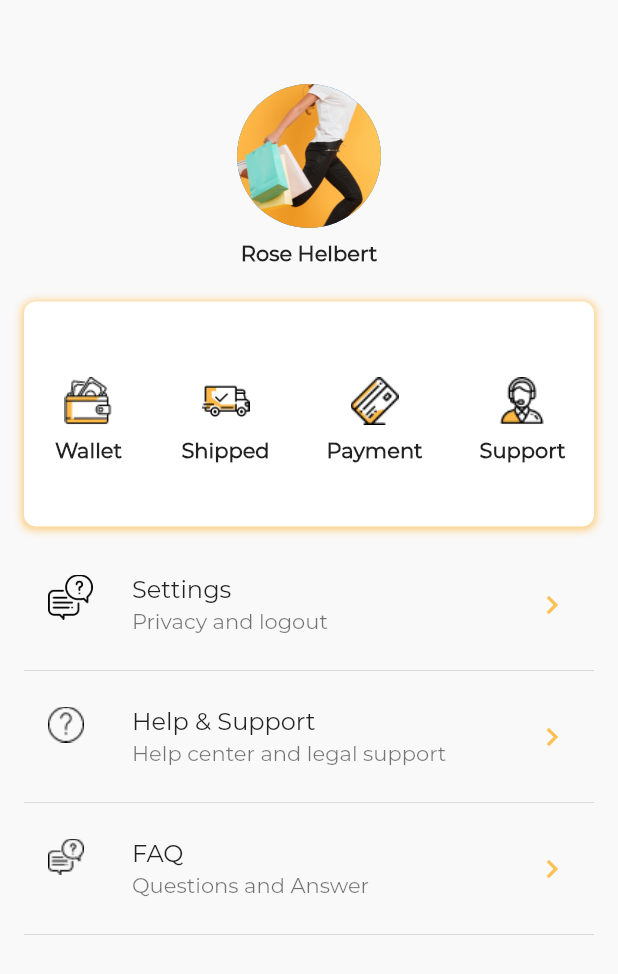
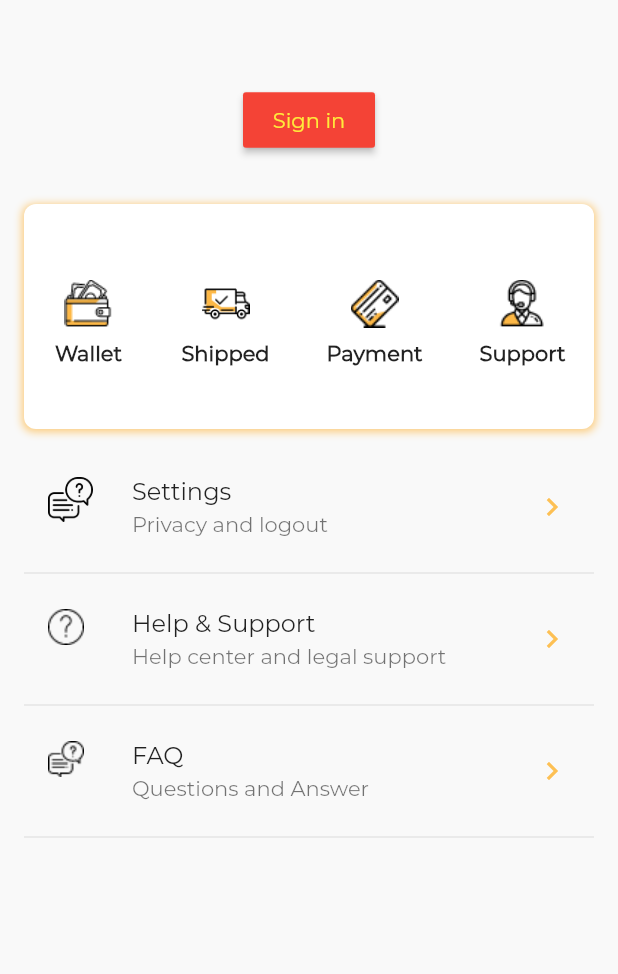
Before and after one commit to tiennv597/jalo_mobile, a Flutter app: the ProfilePage screen opened directly, on a phone screen of 412 x 824 dp. Shown: the top 974 px of the screen. Run offline on Flutter 3.47's test engine with Material 2 defaults, Android fonts, the phone set to English and light mode, and no system bars; our stand-ins replace country_code_picker, flutter_rating_bar, flutter_svg, flutter_swiper, numberpicker, pin_code_text_field and 1 more; missing offline and left inert: flutter_auth_buttons, flutter_page_indicator, rubber; accounts and stored records are empty.

```diff
--- a/lib/screens/intro_page.dart
+++ b/lib/screens/intro_page.dart
@@ -140,7 +140,7 @@ class _IntroPageState extends State<IntroPage> {
                           decoration: BoxDecoration(
                               shape: BoxShape.circle,
                               border: Border.all(color: Colors.black, width: 2),
-                              color: pageIndex == 0 ? yellow : Colors.white),
+                              color: pageIndex == 0 ? blueTypeOne : Colors.white),
                         ),
                         Container(
                           margin: EdgeInsets.all(8.0),
@@ -149,7 +149,7 @@ class _IntroPageState extends State<IntroPage> {
                           decoration: BoxDecoration(
                               shape: BoxShape.circle,
                               border: Border.all(color: Colors.black, width: 2),
-                              color: pageIndex == 1 ? yellow : Colors.white),
+                              color: pageIndex == 1 ? blueTypeOne : Colors.white),
                         ),
                         Container(
                           margin: EdgeInsets.all(8.0),
@@ -158,7 +158,7 @@ class _IntroPageState extends State<IntroPage> {
                           decoration: BoxDecoration(
                               shape: BoxShape.circle,
                               border: Border.all(color: Colors.black, width: 2),
-                              color: pageIndex == 2 ? yellow : Colors.white),
+                              color: pageIndex == 2 ? blueTypeOne : Colors.white),
                         )
                       ],
                     ),
--- a/lib/screens/main/main_page.dart
+++ b/lib/screens/main/main_page.dart
@@ -1,16 +1,15 @@
 import 'package:shinro_int2/constant/app_properties.dart';
+import 'package:shinro_int2/screens/profile/profile_page.dart';
 import 'package:shinro_int2/utils/custom_background.dart';
 import 'package:shinro_int2/models/product.dart';
 import 'package:shinro_int2/screens/category/category_list_page.dart';
 import 'package:shinro_int2/screens/notifications_page.dart';
-import 'package:shinro_int2/screens/profile_page.dart';
 import 'package:shinro_int2/screens/search_page.dart';
 import 'package:shinro_int2/screens/shop/check_out_page.dart';
 import 'package:shinro_int2/screens/tracking_page.dart';
 import 'package:flutter/material.dart';
 import 'package:flutter_svg/svg.dart';
 import 'package:flutter_swiper/flutter_swiper.dart';
-
 import 'components/custom_bottom_bar.dart';
 import 'components/product_list.dart';
 import 'components/tab_view.dart';
--- a/lib/screens/profile_page.dart
+++ b/lib/screens/profile/profile_page.dart
@@ -1,4 +1,5 @@
 import 'package:shinro_int2/constant/app_properties.dart';
+import 'package:shinro_int2/screens/auth/login_page.dart';
 import 'package:shinro_int2/screens/faq_page.dart';
 import 'package:shinro_int2/screens/payment/payment_page.dart';
 import 'package:shinro_int2/screens/settings/settings_page.dart';
@@ -6,7 +7,12 @@ import 'package:shinro_int2/screens/tracking_page.dart';
 import 'package:shinro_int2/screens/wallet/wallet_page.dart';
 import 'package:flutter/material.dart';
 
-class ProfilePage extends StatelessWidget {
+class ProfilePage extends StatefulWidget {
+  @override
+  _ProfilePageState createState() => _ProfilePageState();
+}
+
+class _ProfilePageState extends State<ProfilePage> {
   @override
   Widget build(BuildContext context) {
     return Scaffold(
@@ -19,17 +25,38 @@ class ProfilePage extends StatelessWidget {
                 EdgeInsets.only(left: 16.0, right: 16.0, top: kToolbarHeight),
             child: Column(
               children: <Widget>[
+                Padding(
+                    padding: const EdgeInsets.fromLTRB(0, 0, 0, 16),
+                    child: StreamBuilder(
+                        stream: null,
+                        builder: (context, snapshot) => Visibility(
+                              visible: true,
+                              child: RaisedButton(
+                                child: Text("Sign in"),
+                                onPressed: goToLoginPage,
+                                color: Colors.red,
+                                textColor: Colors.yellow,
+                                padding: EdgeInsets.fromLTRB(10, 10, 10, 10),
+                                splashColor: Colors.grey,
+                              ),
+                              replacement: Column(
+                                children: <Widget>[
                                   CircleAvatar(
                                     maxRadius: 48,
-                  backgroundImage: AssetImage('assets/background.jpg'),
+                                    backgroundImage:
+                                        AssetImage('assets/background.jpg'),
                                   ),
                                   Padding(
                                     padding: const EdgeInsets.all(8.0),
                                     child: Text(
                                       'Rose Helbert',
-                    style: TextStyle(fontWeight: FontWeight.bold),
+                                      style: TextStyle(
+                                          fontWeight: FontWeight.bold),
                                     ),
                                   ),
+                                ],
+                              ),
+                            ))),
                 Container(
                   margin: EdgeInsets.symmetric(vertical: 16.0),
                   decoration: BoxDecoration(
@@ -56,7 +83,7 @@ class ProfilePage extends StatelessWidget {
                           children: <Widget>[
                             IconButton(
                               icon: Image.asset('assets/icons/wallet.png'),
-                              onPressed:()=> Navigator.of(context).push(
+                              onPressed: () => Navigator.of(context).push(
                                   MaterialPageRoute(
                                       builder: (_) => WalletPage())),
                             ),
@@ -72,7 +99,8 @@ class ProfilePage extends StatelessWidget {
                             IconButton(
                               icon: Image.asset('assets/icons/truck.png'),
                               onPressed: () => Navigator.of(context).push(
-                                MaterialPageRoute(builder: (_) => TrackingPage())),
+                                  MaterialPageRoute(
+                                      builder: (_) => TrackingPage())),
                             ),
                             Text(
                               'Shipped',
@@ -85,7 +113,7 @@ class ProfilePage extends StatelessWidget {
                           children: <Widget>[
                             IconButton(
                               icon: Image.asset('assets/icons/card.png'),
-                              onPressed:()=> Navigator.of(context).push(
+                              onPressed: () => Navigator.of(context).push(
                                   MaterialPageRoute(
                                       builder: (_) => PaymentPage())),
                             ),
@@ -99,7 +127,8 @@ class ProfilePage extends StatelessWidget {
                           mainAxisAlignment: MainAxisAlignment.center,
                           children: <Widget>[
                             IconButton(
-                              icon: Image.asset('assets/icons/contact_us.png'), onPressed: () {},
+                              icon: Image.asset('assets/icons/contact_us.png'),
+                              onPressed: () {},
                             ),
                             Text(
                               'Support',
@@ -114,10 +143,15 @@ class ProfilePage extends StatelessWidget {
                 ListTile(
                   title: Text('Settings'),
                   subtitle: Text('Privacy and logout'),
-                  leading: Image.asset('assets/icons/settings_icon.png', fit: BoxFit.scaleDown, width: 30, height: 30,),
+                  leading: Image.asset(
+                    'assets/icons/settings_icon.png',
+                    fit: BoxFit.scaleDown,
+                    width: 30,
+                    height: 30,
+                  ),
                   trailing: Icon(Icons.chevron_right, color: yellow),
-                  onTap: () => Navigator.of(context).push(
-                      MaterialPageRoute(builder: (_) => SettingsPage())),
+                  onTap: () => Navigator.of(context)
+                      .push(MaterialPageRoute(builder: (_) => SettingsPage())),
                 ),
                 Divider(),
                 ListTile(
@@ -135,8 +169,8 @@ class ProfilePage extends StatelessWidget {
                   subtitle: Text('Questions and Answer'),
                   leading: Image.asset('assets/icons/faq.png'),
                   trailing: Icon(Icons.chevron_right, color: yellow),
-                  onTap: () => Navigator.of(context).push(
-                      MaterialPageRoute(builder: (_) => FaqPage())),
+                  onTap: () => Navigator.of(context)
+                      .push(MaterialPageRoute(builder: (_) => FaqPage())),
                 ),
                 Divider(),
               ],
@@ -146,4 +180,9 @@ class ProfilePage extends StatelessWidget {
       ),
     );
   }
+
+  void goToLoginPage() {
+    Navigator.of(context)
+                      .push(MaterialPageRoute(builder: (_) => LoginPage()));
   }
+}
--- a/lib/screens/settings/settings_page.dart
+++ b/lib/screens/settings/settings_page.dart
@@ -1,6 +1,6 @@
 import 'package:shinro_int2/constant/app_properties.dart';
+import 'package:shinro_int2/screens/auth/login_page.dart';
 import 'package:shinro_int2/utils/custom_background.dart';
-import 'package:shinro_int2/screens/auth/welcome_back_page.dart';
 import 'package:shinro_int2/screens/settings/change_country.dart';
 import 'package:shinro_int2/screens/settings/change_password_page.dart';
 import 'package:shinro_int2/screens/settings/legal_about_page.dart';
@@ -97,7 +97,7 @@ class SettingsPage extends StatelessWidget {
                     title: Text('Sign out'),
                       leading: Image.asset('assets/icons/sign_out.png'),
                     onTap: () => Navigator.of(context).push(
-                        MaterialPageRoute(builder: (_) => WelcomeBackPage())),
+                        MaterialPageRoute(builder: (_) => LoginPage())),
                   ),
 
                 ],
--- a/lib/screens/splash/splash_page.dart
+++ b/lib/screens/splash/splash_page.dart
@@ -48,7 +48,7 @@ class _SplashScreenState extends State<SplashScreen>
     } else {
       Navigator.of(context)
           .pushReplacement(MaterialPageRoute(builder: (_) => IntroPage()));
-      prefs.setBool('firstLaunch', true);
+      prefs.setBool('firstLaunch', false);//set true login one time
     }
   }
 
```
Also changed, not shown: lib/constant/app_properties.dart (+7 -3 lines), lib/screens/auth/login_page.dart (renamed from lib/screens/auth/welcome_back_page.dart, +7 -6 lines), 1 other file. Lines whose indentation alone changed are shown as unchanged.
